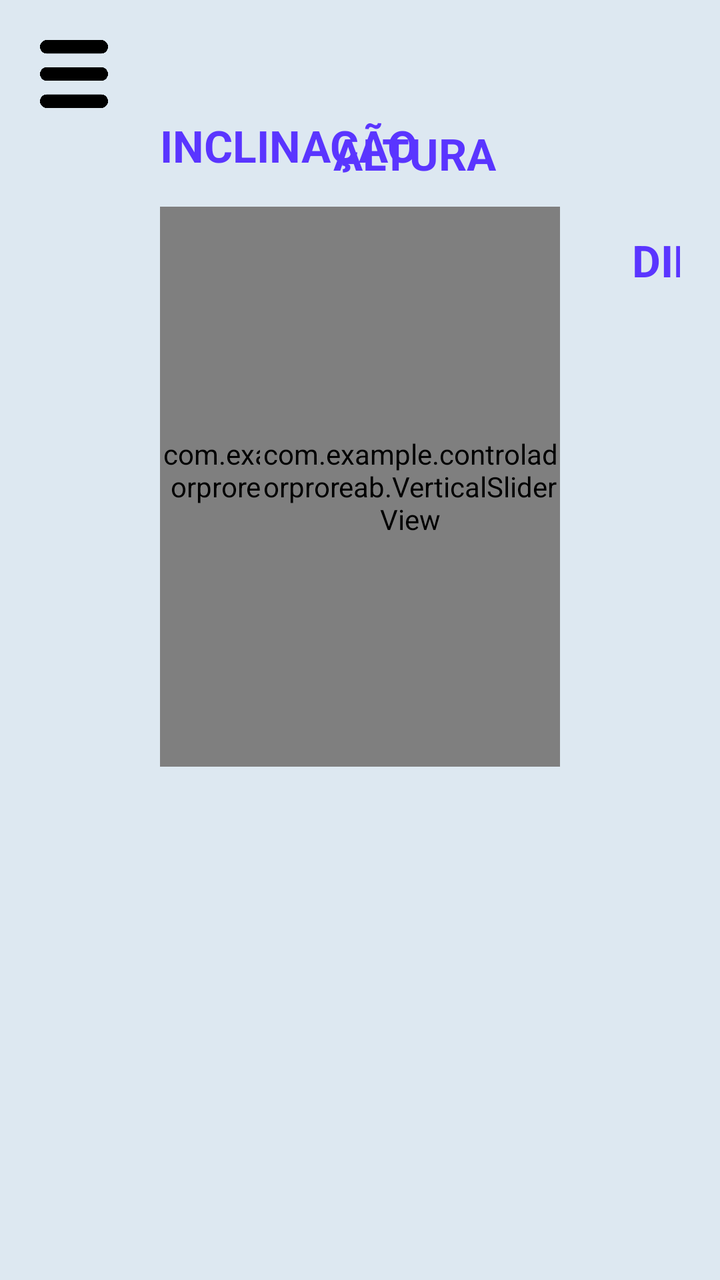
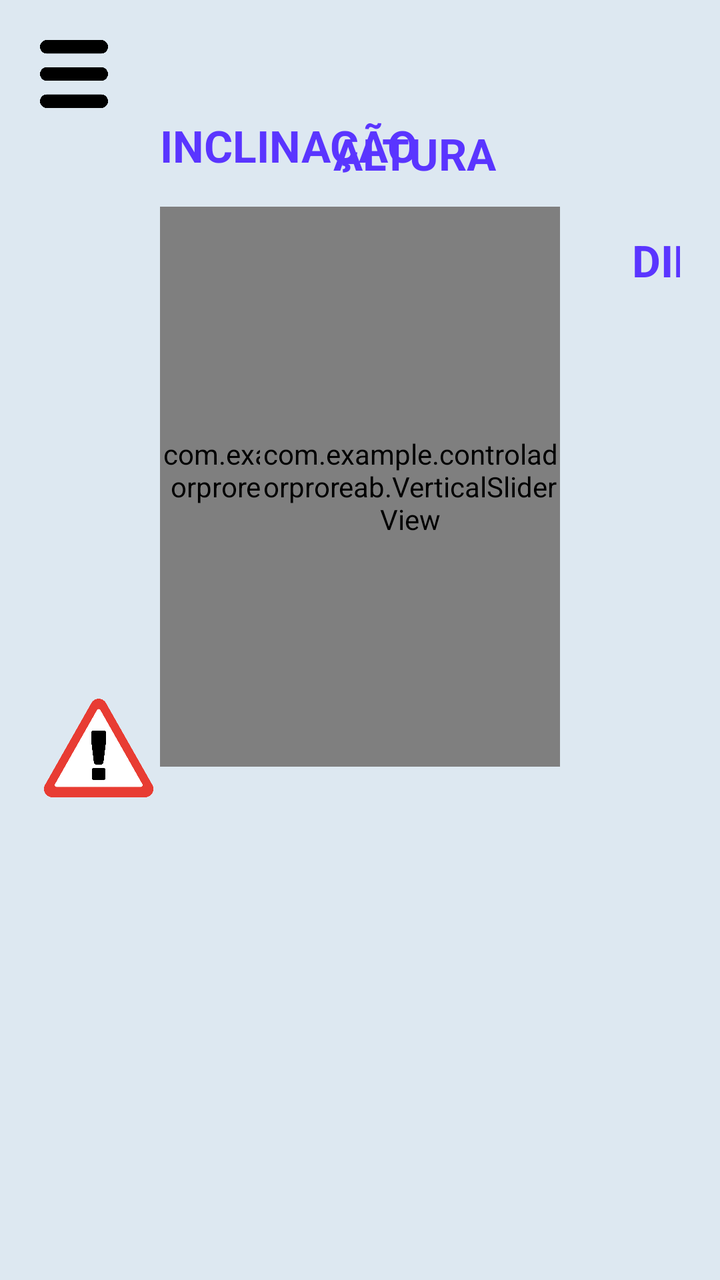

The first picture is an Android layout as it rendered before a commit; the second is the same layout after the commit. The layout source and the unified diff follow.
<!-- AndroidManifest.xml: application theme Theme.ControladorProreab -->
<!-- res/layout/activity_controlador.xml -->
<?xml version="1.0" encoding="utf-8"?>
<ScrollView xmlns:android="http://schemas.android.com/apk/res/android"
    xmlns:app="http://schemas.android.com/apk/res-auto"
    xmlns:tools="http://schemas.android.com/tools"
    android:layout_width="match_parent"
    android:layout_height="match_parent"
    android:background="#DDE8F1">

    <androidx.constraintlayout.widget.ConstraintLayout
        android:layout_width="match_parent"
        android:layout_height="wrap_content"
        android:padding="20dp">

        
        <ImageView
            android:id="@+id/btnMenu"
            android:layout_width="34dp"
            android:layout_height="34dp"
            android:src="@drawable/menu"
            app:layout_constraintStart_toStartOf="parent"
            app:layout_constraintTop_toTopOf="parent"/>

        
        <TextView
            android:id="@+id/txtInc"
            android:layout_width="wrap_content"
            android:layout_height="wrap_content"
            android:layout_marginStart="60dp"
            android:layout_marginTop="4dp"
            android:text="INCLINAÇÃO"
            android:textColor="#5A35FF"
            android:textSize="22sp"
            android:textStyle="bold"
            app:layout_constraintStart_toStartOf="parent"
            app:layout_constraintTop_toBottomOf="@id/btnMenu" />

        
        <TextView
            android:id="@+id/txtAlt"
            android:layout_width="wrap_content"
            android:layout_height="wrap_content"
            android:layout_marginTop="4dp"
            android:layout_marginEnd="92dp"
            android:text="ALTURA"
            android:textColor="#5A35FF"
            android:textSize="22sp"
            android:textStyle="bold"
            app:layout_constraintEnd_toEndOf="parent"
            app:layout_constraintTop_toTopOf="@id/txtInc" />

        
        <com.example.controladorproreab.ArcSliderView
            android:id="@+id/arcSlider"
            android:layout_width="150dp"
            android:layout_height="280dp"
            android:layout_marginStart="60dp"
            android:layout_marginTop="16dp"
            app:layout_constraintStart_toStartOf="parent"
            app:layout_constraintTop_toBottomOf="@id/txtInc" />

        

        

        <TextView
            android:id="@+id/txtDire"
            android:layout_width="wrap_content"
            android:layout_height="wrap_content"
            android:layout_marginStart="296dp"
            android:layout_marginTop="28dp"
            android:text="DIREÇÃO"
            android:textColor="#5A35FF"
            android:textSize="22sp"
            android:textStyle="bold"
            app:layout_constraintStart_toStartOf="parent"
            app:layout_constraintTop_toBottomOf="@+id/txtInc" />

        <androidx.constraintlayout.widget.ConstraintLayout
            android:id="@+id/controleDirecional"
            android:layout_width="240dp"
            android:layout_height="240dp"
            app:layout_constraintBottom_toBottomOf="@id/arcSlider"
            app:layout_constraintEnd_toStartOf="@id/verticalSlider"
            app:layout_constraintHorizontal_bias="0.483"
            app:layout_constraintStart_toEndOf="@id/arcSlider"
            app:layout_constraintTop_toTopOf="@id/arcSlider"
            app:layout_constraintVertical_bias="1.0">

            <ImageButton
                android:id="@+id/btnCima"
                android:layout_width="70dp"
                android:layout_height="70dp"
                android:layout_marginTop="16dp"
                android:background="@drawable/botao_borda"
                android:contentDescription="Subir"
                android:padding="14dp"
                android:scaleType="centerInside"
                android:src="@drawable/ic_arrow_up"
                app:layout_constraintEnd_toEndOf="parent"
                app:layout_constraintStart_toStartOf="parent"
                app:layout_constraintTop_toTopOf="parent" />

            <ImageButton
                android:id="@+id/btnEsquerda"
                android:layout_width="70dp"
                android:layout_height="70dp"
                android:layout_marginStart="4dp"
                android:background="@drawable/botao_borda"
                android:contentDescription="Esquerda"
                android:padding="14dp"
                android:scaleType="centerInside"
                android:src="@drawable/ic_arrow_left"
                app:layout_constraintBottom_toBottomOf="parent"
                app:layout_constraintEnd_toStartOf="@+id/btnBaixo"
                app:layout_constraintHorizontal_bias="0.3"
                app:layout_constraintStart_toStartOf="parent"
                app:layout_constraintTop_toBottomOf="@id/btnCima"
                app:layout_constraintVertical_bias="0.2" />

            <ImageButton
                android:id="@+id/btnDireita"
                android:layout_width="70dp"
                android:layout_height="70dp"
                android:layout_marginStart="2dp"
                android:layout_marginEnd="4dp"
                android:background="@drawable/botao_borda"
                android:contentDescription="Direita"
                android:padding="14dp"
                android:scaleType="centerInside"
                android:src="@drawable/ic_arrow_right"
                app:layout_constraintBottom_toBottomOf="parent"
                app:layout_constraintEnd_toEndOf="parent"
                app:layout_constraintHorizontal_bias="1.0"
                app:layout_constraintStart_toEndOf="@+id/btnBaixo"
                app:layout_constraintTop_toBottomOf="@id/btnCima"
                app:layout_constraintVertical_bias="0.2" />

            <ImageButton
                android:id="@+id/btnBaixo"
                android:layout_width="70dp"
                android:layout_height="70dp"
                android:layout_marginTop="16dp"
                android:background="@drawable/botao_borda"
                android:contentDescription="Descer"
                android:padding="14dp"
                android:scaleType="centerInside"
                android:src="@drawable/ic_arrow_down"
                app:layout_constraintEnd_toEndOf="parent"
                app:layout_constraintStart_toStartOf="parent"
                app:layout_constraintTop_toBottomOf="@id/btnCima" />

            <Button
                android:id="@+id/btnStop"
                android:layout_width="100dp"
                android:layout_height="wrap_content"
                android:layout_marginTop="16dp"
                android:backgroundTint="#FF5757"
                android:text="Parar"
                android:textColor="@android:color/black"
                android:textStyle="bold"
                app:layout_constraintBottom_toBottomOf="parent"
                app:layout_constraintTop_toBottomOf="@+id/btnBaixo"
                app:layout_constraintVertical_bias="1.0"
                tools:layout_editor_absoluteX="70dp" />


        </androidx.constraintlayout.widget.ConstraintLayout>

        <com.example.controladorproreab.VerticalSliderView
            android:id="@+id/verticalSlider"
            android:layout_width="150dp"
            android:layout_height="280dp"
            android:layout_marginTop="12dp"
            android:layout_marginEnd="60dp"
            app:layout_constraintEnd_toEndOf="parent"
            app:layout_constraintTop_toBottomOf="@id/txtAlt" />

    </androidx.constraintlayout.widget.ConstraintLayout>

</ScrollView>
<!-- resources referenced by this layout -->
<resources>
  <!-- drawable botao_borda (drawable) -->
  <shape xmlns:android="http://schemas.android.com/apk/res/android">
  
      <solid android:color="#FFFFFF"/>
  
      <stroke
          android:width="2dp"
          android:color="#3B22E5"/>
  
      <corners android:radius="8dp"/>
  
  </shape>
  <!-- drawable ic_arrow_down (drawable) -->
  <vector xmlns:android="http://schemas.android.com/apk/res/android" android:height="60dp" android:tint="#2C05F2" android:viewportHeight="960" android:viewportWidth="960" android:width="60dp">
        
      <path android:fillColor="@android:color/white" android:pathData="M440,160L440,647L216,423L160,480L480,800L800,480L744,423L520,647L520,160L440,160Z"/>
      
  </vector>
  <!-- drawable ic_arrow_left (drawable) -->
  <vector xmlns:android="http://schemas.android.com/apk/res/android" android:autoMirrored="true" android:height="60dp" android:tint="#2C05F2" android:viewportHeight="960" android:viewportWidth="960" android:width="60dp">
        
      <path android:fillColor="@android:color/white" android:pathData="M313,520L537,744L480,800L160,480L480,160L537,216L313,440L800,440L800,520L313,520Z"/>
      
  </vector>
  <!-- drawable ic_arrow_right (drawable) -->
  <vector xmlns:android="http://schemas.android.com/apk/res/android" android:autoMirrored="true" android:height="60dp" android:tint="#2C05F2" android:viewportHeight="960" android:viewportWidth="960" android:width="60dp">
        
      <path android:fillColor="@android:color/white" android:pathData="M647,520L160,520L160,440L647,440L423,216L480,160L800,480L480,800L423,744L647,520Z"/>
      
  </vector>
  <!-- drawable ic_arrow_up (drawable) -->
  <vector xmlns:android="http://schemas.android.com/apk/res/android" android:height="60dp" android:tint="#2C05F2" android:viewportHeight="960" android:viewportWidth="960" android:width="60dp">
        
      <path android:fillColor="@android:color/white" android:pathData="M440,800L440,313L216,537L160,480L480,160L800,480L744,537L520,313L520,800L440,800Z"/>
      
  </vector>
  <!-- drawable menu: png bitmap (drawable, 3351 bytes) -->
  <style name="Theme.ControladorProreab" parent="Base.Theme.ControladorProreab" />
  <style name="Base.Theme.ControladorProreab" parent="Theme.Material3.DayNight.NoActionBar">
          
          
      </style>
</resources>

<!-- the commit's change to res/layout/activity_controlador.xml (unified diff, before → after) -->
@@ -18,7 +18,7 @@
             android:layout_height="34dp"
             android:src="@drawable/menu"
             app:layout_constraintStart_toStartOf="parent"
-            app:layout_constraintTop_toTopOf="parent"/>
+            app:layout_constraintTop_toTopOf="parent" />
 
         
         <TextView
@@ -49,6 +49,24 @@
             app:layout_constraintTop_toTopOf="@id/txtInc" />
 
         
+
+        <ImageButton
+            android:id="@+id/btnEmergencia"
+            android:layout_width="90dp"
+            android:layout_height="90dp"
+            android:layout_marginStart="1dp"
+            android:layout_marginTop="275dp"
+            android:background="@android:color/transparent"
+            android:contentDescription="Botão de Emergência"
+            android:scaleType="fitCenter"
+            android:src="@drawable/ic_emergencia"
+            app:layout_constraintBottom_toBottomOf="parent"
+            app:layout_constraintEnd_toStartOf="@+id/arcSlider"
+            app:layout_constraintHorizontal_bias="0.555"
+            app:layout_constraintStart_toStartOf="parent"
+            app:layout_constraintTop_toBottomOf="@+id/btnMenu"
+            app:layout_constraintVertical_bias="1.0" />
+
         <com.example.controladorproreab.ArcSliderView
             android:id="@+id/arcSlider"
             android:layout_width="150dp"
@@ -155,14 +173,14 @@
                 android:layout_height="wrap_content"
                 android:layout_marginTop="16dp"
                 android:backgroundTint="#FF5757"
-                android:text="Parar"
+                android:text="FREAR"
                 android:textColor="@android:color/black"
                 android:textStyle="bold"
                 app:layout_constraintBottom_toBottomOf="parent"
                 app:layout_constraintTop_toBottomOf="@+id/btnBaixo"
                 app:layout_constraintVertical_bias="1.0"
-                tools:layout_editor_absoluteX="70dp" />
-
+                tools:layout_editor_absoluteX="70dp"
+                tools:ignore="MissingConstraints" />
 
         </androidx.constraintlayout.widget.ConstraintLayout>
 
<!-- resource entries referenced after the edit -->
@@ -36,6 +36,7 @@
       <path android:fillColor="@android:color/white" android:pathData="M440,800L440,313L216,537L160,480L480,160L800,480L744,537L520,313L520,800L440,800Z"/>
       
   </vector>
+  <!-- drawable ic_emergencia: png bitmap (drawable, 83183 bytes) -->
   <!-- drawable menu: png bitmap (drawable, 3351 bytes) -->
   <style name="Theme.ControladorProreab" parent="Base.Theme.ControladorProreab" />
   <style name="Base.Theme.ControladorProreab" parent="Theme.Material3.DayNight.NoActionBar">
